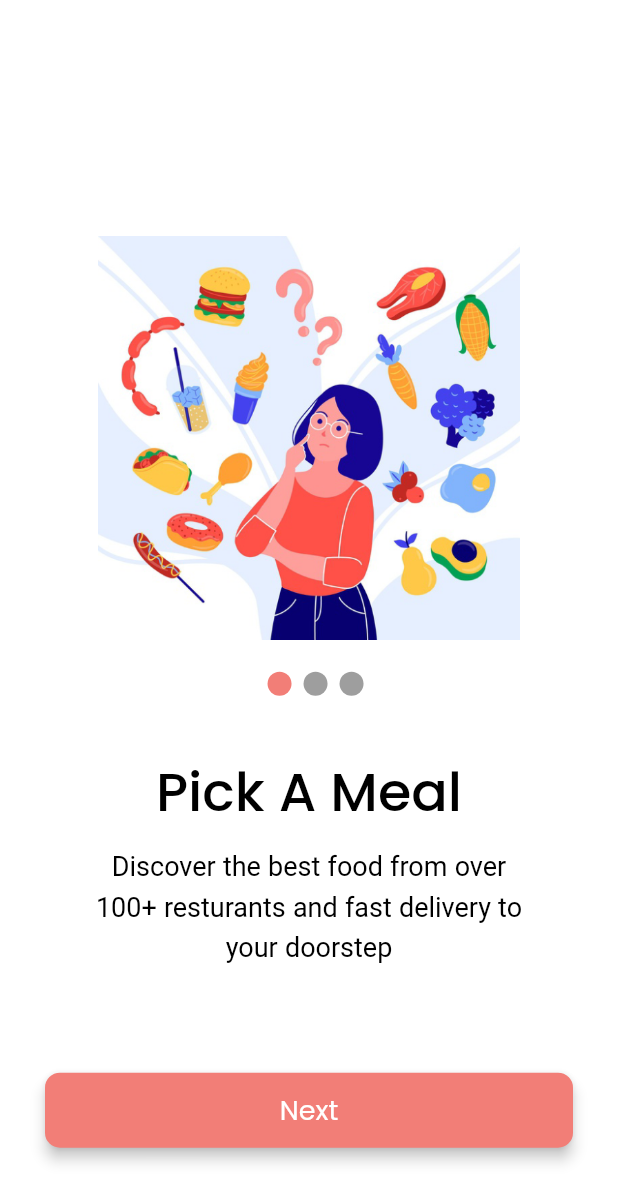
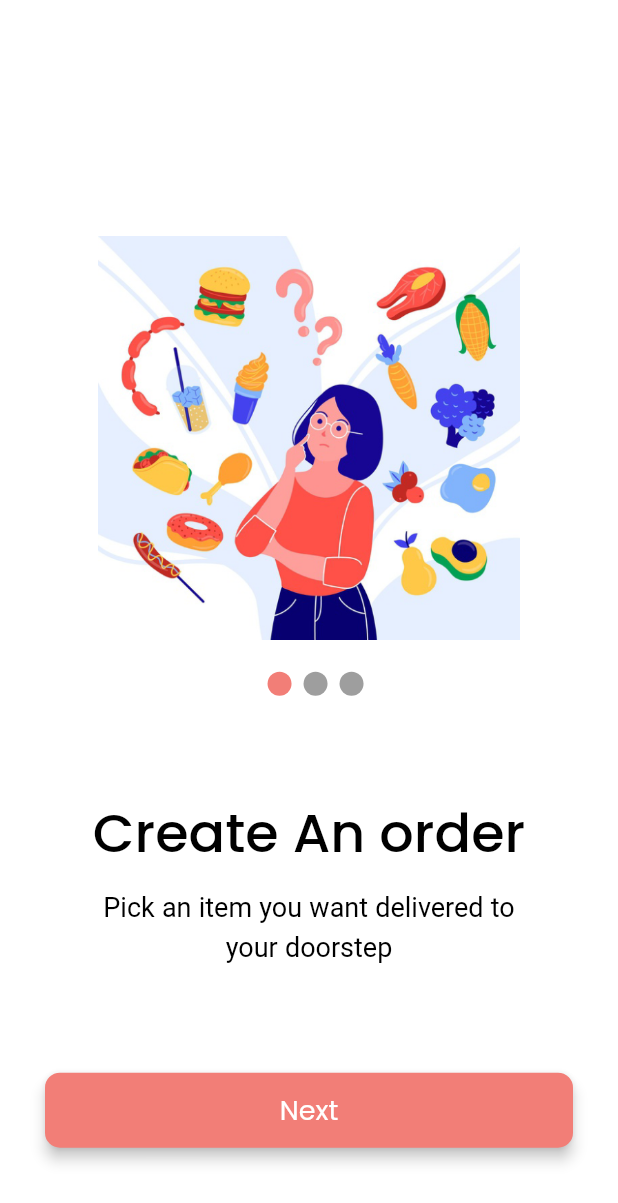
Before and after one commit to onumengine/dispatcher, a Flutter app: the screen it shows after launch, on a phone screen of 412 x 824 dp. Shown: the top 1203 px of the screen. Run offline on Flutter 3.47's test engine with Material 2 defaults, Android fonts, the phone set to English and light mode, and no system bars; drawn by our look-alikes of smooth_page_indicator; our stand-ins replace dartz, equatable, get_it, google_fonts, internet_connection_checker; Roboto replaces fonts that are missing (Ubuntu).

Commit message:
change the onbording text

```diff
--- a/lib/features/onboarding/presentation/ui/screens/onboarding.dart
+++ b/lib/features/onboarding/presentation/ui/screens/onboarding.dart
@@ -18,9 +18,8 @@ class _OnboardingScreenState extends State<OnboardingScreen> {
     super.initState();
     _pages = <Widget>[
       OnboardingComponent(
-        title: 'Pick A Meal',
-        subtitle:
-            'Discover the best food from over 100+ resturants and fast delivery to your doorstep',
+        title: 'Create An order',
+        subtitle: 'Pick an item you want delivered to your doorstep',
         buttonText: 'Next',
         imageName: 'pick_a_meal.png',
         onTap: () {
@@ -29,8 +28,7 @@ class _OnboardingScreenState extends State<OnboardingScreen> {
       ),
       OnboardingComponent(
         title: 'Fast Delivery',
-        subtitle:
-            'Receive your order in less than an hour or pick a specific delivery time.',
+        subtitle: 'Find a dispatch rider close to you',
         buttonText: 'Next',
         imageName: 'fast_delivery.png',
         onTap: () {
@@ -39,8 +37,7 @@ class _OnboardingScreenState extends State<OnboardingScreen> {
       ),
       OnboardingComponent(
         title: 'Enjoy Your Meal',
-        subtitle:
-            'Take a meal with hot, tasty, healthy food we made just for you',
+        subtitle: 'Track your package until it gets to your location',
         buttonText: 'Get Started',
         imageName: 'enjoy_your_meal.png',
         onTap: () {
```
